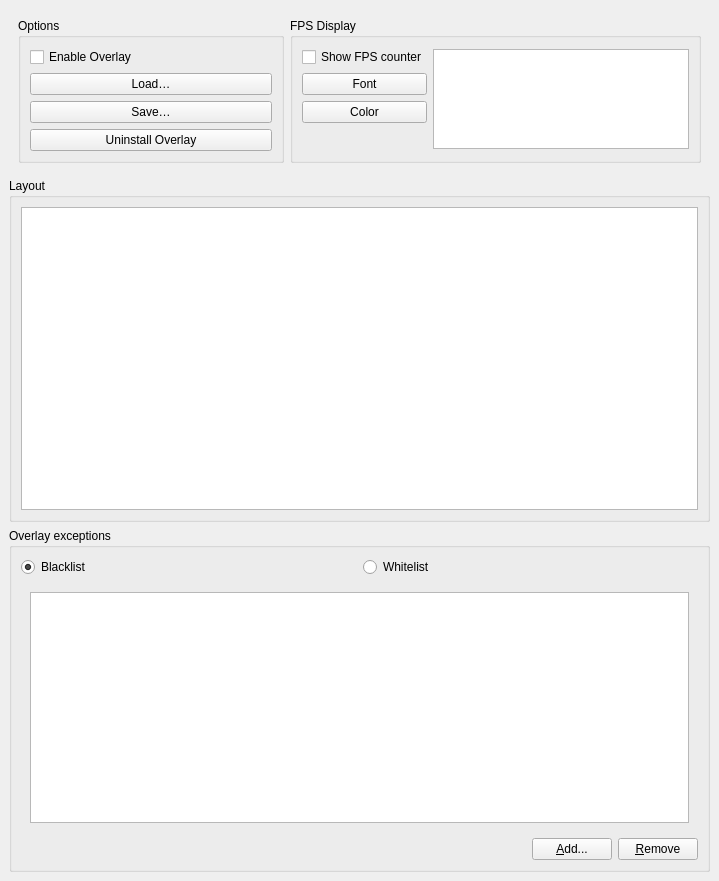
This is src/mumble/Overlay.ui in mumble-voip/mumble as Qt 5 draws it before an edit. The edited form follows.
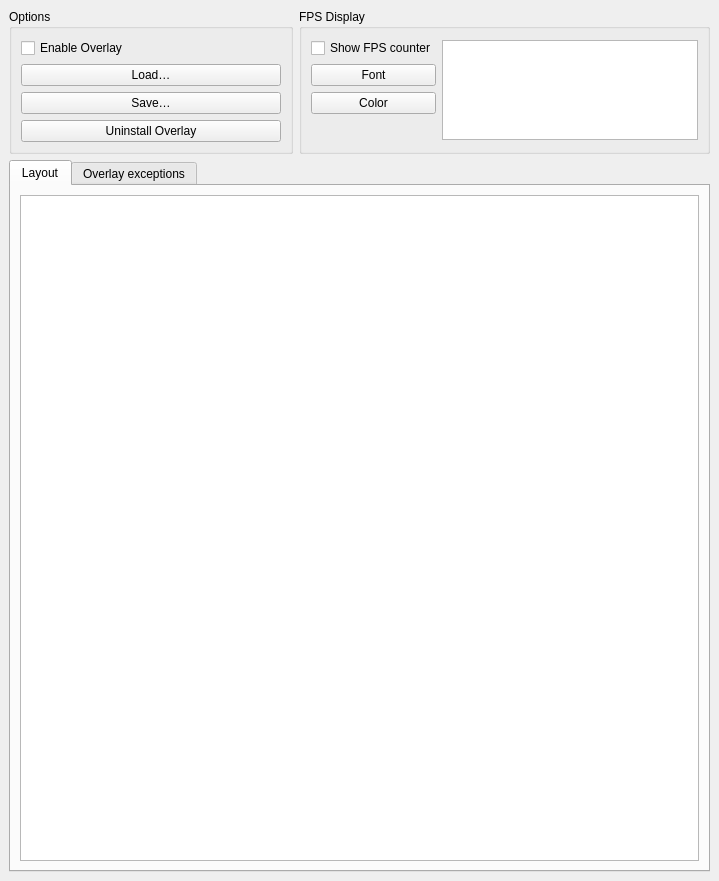
This is the edited form. The open tabs and pages were chosen to show the change. Icons and pictures are not drawn.

Commit message: Fix config layout, some code fixes

What changed in the file:
```diff
--- a/src/mumble/Overlay.ui
+++ b/src/mumble/Overlay.ui
@@ -39,6 +39,9 @@
           <property name="sizeConstraint">
            <enum>QLayout::SetDefaultConstraint</enum>
           </property>
+          <property name="margin">
+		   <number>0</number>
+          </property>
           <item>
            <widget class="QGroupBox" name="qgbOptions">
             <property name="sizePolicy">
@@ -220,9 +223,9 @@
                <property name="backgroundBrush">
                 <brush brushstyle="SolidPattern">
                  <color alpha="255">
-                  <red>160</red>
-                  <green>160</green>
-                  <blue>160</blue>
+                  <red>128</red>
+                  <green>128</green>
+                  <blue>128</blue>
                  </color>
                 </brush>
                </property>
@@ -247,18 +250,16 @@
         </widget>
        </item>
        <item>
-        <widget class="QGroupBox" name="qgbPosition">
-         <property name="sizePolicy">
-          <sizepolicy hsizetype="Preferred" vsizetype="Expanding">
-           <horstretch>0</horstretch>
-           <verstretch>0</verstretch>
-          </sizepolicy>
+        <widget class="QTabWidget" name="qtwSetup">
+         <property name="currentIndex">
+          <number>0</number>
          </property>
-         <property name="title">
+         <widget class="QWidget" name="qwLayoutTab">
+          <attribute name="title">
           <string>Layout</string>
-         </property>
-         <layout class="QGridLayout">
-          <item row="0" column="1" colspan="2">
+          </attribute>
+          <layout class="QVBoxLayout" name="verticalLayout_13">
+           <item>
            <widget class="QGraphicsView" name="qgvView">
             <property name="sizePolicy">
              <sizepolicy hsizetype="Expanding" vsizetype="Expanding">
@@ -272,6 +273,15 @@
             <property name="horizontalScrollBarPolicy">
              <enum>Qt::ScrollBarAlwaysOff</enum>
             </property>
+             <property name="backgroundBrush">
+              <brush brushstyle="SolidPattern">
+               <color alpha="255">
+                <red>128</red>
+                <green>128</green>
+                <blue>128</blue>
+               </color>
+              </brush>
+             </property>
             <property name="renderHints">
              <set>QPainter::Antialiasing|QPainter::HighQualityAntialiasing|QPainter::SmoothPixmapTransform|QPainter::TextAntialiasing</set>
             </property>
@@ -279,19 +289,11 @@
           </item>
          </layout>
         </widget>
-       </item>
-       <item>
-        <widget class="QGroupBox" name="qgbExceptions">
-         <property name="sizePolicy">
-          <sizepolicy hsizetype="Preferred" vsizetype="Preferred">
-           <horstretch>0</horstretch>
-           <verstretch>0</verstretch>
-          </sizepolicy>
-         </property>
-         <property name="title">
+         <widget class="QWidget" name="qwExceptions">
+          <attribute name="title">
           <string>Overlay exceptions</string>
-         </property>
-         <layout class="QVBoxLayout" name="verticalLayout">
+          </attribute>
+          <layout class="QVBoxLayout" name="verticalLayout_16">
           <item>
            <layout class="QHBoxLayout" name="horizontalLayout_2">
             <item>
@@ -370,20 +372,25 @@
             <item>
              <widget class="QPushButton" name="qpbAdd">
               <property name="text">
-               <string>&amp;Add...</string>
+                <string>Add...</string>
               </property>
              </widget>
             </item>
             <item>
              <widget class="QPushButton" name="qpbRemove">
               <property name="text">
-               <string>&amp;Remove</string>
+                <string>Remove</string>
               </property>
              </widget>
             </item>
            </layout>
           </item>
          </layout>
+          <zorder></zorder>
+          <zorder>qswBlackWhiteList</zorder>
+          <zorder>horizontalSpacer</zorder>
+          <zorder></zorder>
+         </widget>
         </widget>
        </item>
       </layout>
```
Left out of the diff: 2 changed lines with no effect on the pictures. Lines whose indentation alone changed are shown as unchanged. The commit also changes 4 other files.
